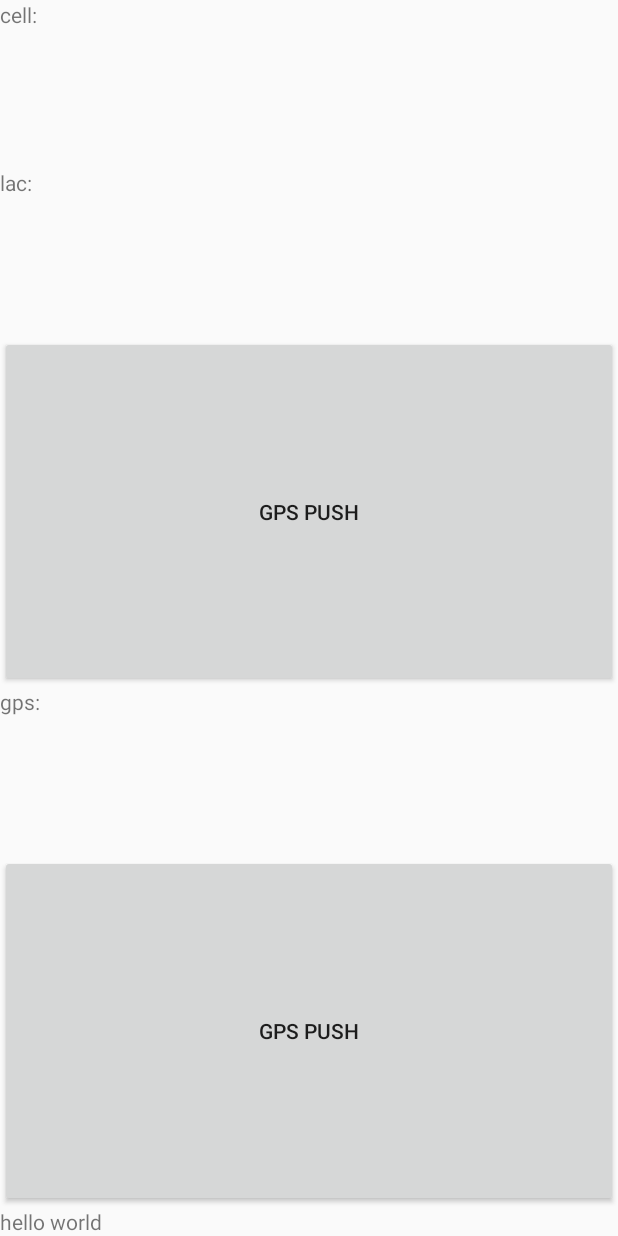
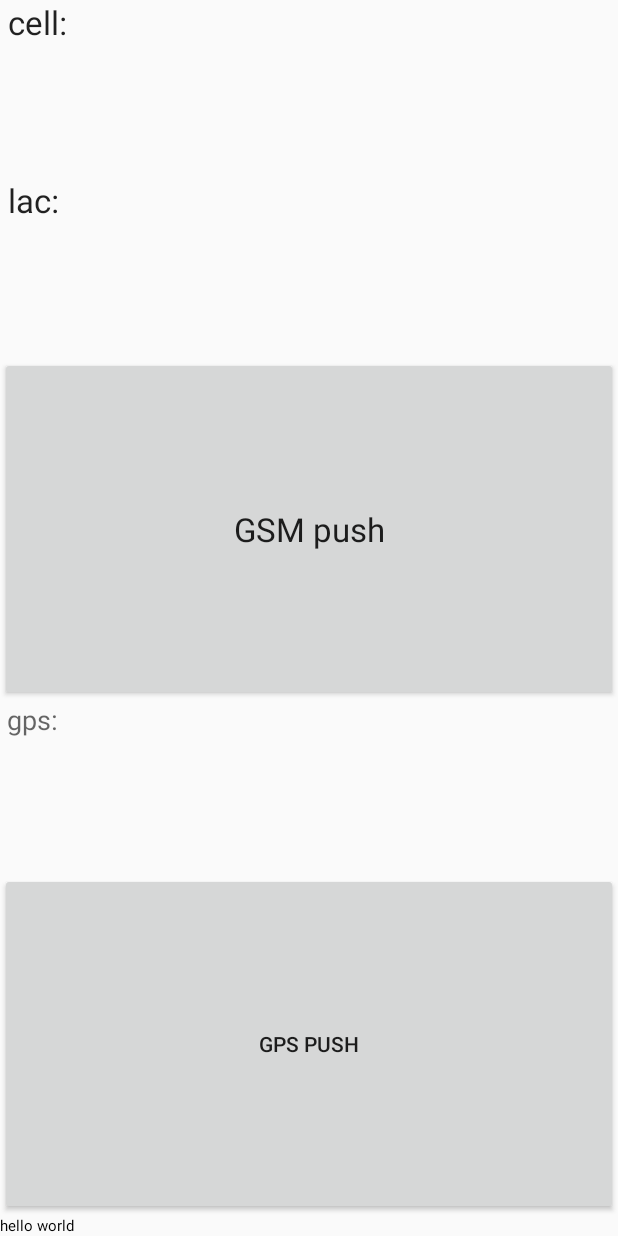
Before and after one commit to ponyatov/hedge, an Android app: the layout activity_geo.xml on its own in the app's theme, with its tools: preview values and no code run, on a phone screen of 412 x 824 dp. Run offline under Robolectric (Android 15) with nearby library versions, the phone set to English and light mode, and no system bars.

Commit message:
+ layout/TextAppearance
Signed-off-by: Dmitry Ponyatov <dponyatov@gmail.com>

```diff
--- a/app/src/main/res/layout/activity_hedge.xml
+++ b/app/src/main/res/layout/activity_geo.xml
@@ -10,34 +10,38 @@
 
     <TextView
         android:id="@+id/cellView"
-        android:text="cell:"
+        android:text=" cell:"
         android:layout_width="match_parent"
         android:layout_height="wrap_content"
         android:layout_weight="1"
+        android:textAppearance="@style/TextAppearance.AppCompat.Large"
         />
 
     <TextView
         android:id="@+id/lacView"
-        android:text="lac:"
         android:layout_width="match_parent"
         android:layout_height="wrap_content"
         android:layout_weight="1"
+        android:text=" lac:"
+        android:textAppearance="@style/TextAppearance.AppCompat.Large"
         />
 
     <Button
         android:id="@+id/GSMpushButton"
-        android:text="@string/GPSpush"
+        android:text="@string/GSMpush"
         android:layout_width="match_parent"
         android:layout_height="wrap_content"
         android:layout_weight="2"
+        android:textAppearance="@style/TextAppearance.AppCompat.Large"
         />
 
     <TextView
         android:id="@+id/gpsView"
-        android:text="gps:"
+        android:text=" gps:"
         android:layout_width="match_parent"
         android:layout_height="wrap_content"
         android:layout_weight="1"
+        android:textAppearance="@style/TextAppearance.AppCompat.Medium"
         />
 
     <!--com.google.android.gms.maps.MapView
@@ -60,6 +64,7 @@
         android:layout_width="match_parent"
         android:layout_height="wrap_content"
         android:layout_weight="0"
+        android:textAppearance="@style/TextAppearance.StatusBar.EventContent.Title"
         />
 
 </LinearLayout>
```
